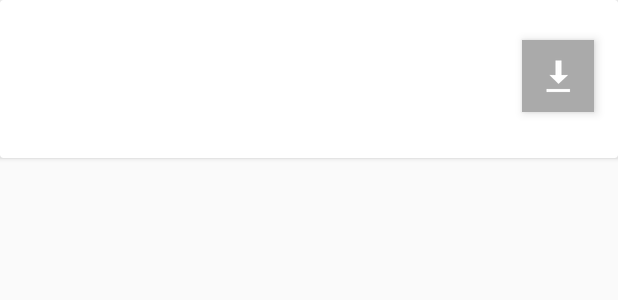
After one commit to saarthak08/Movies-Index, an Android app: the layout torrent_list_items_layout.xml on its own in the app's theme, with its tools: preview values and no code run, on a phone screen of 412 x 824 dp. The commit adds this screen. Shown: the top 300 px of the screen. Run offline under Robolectric (Android 15) with nearby library versions, the phone set to English and light mode, and no system bars; network calls fail.

Commit message:
improve torrent list layout

```diff
--- a/app/src/main/AndroidManifest.xml
+++ b/app/src/main/AndroidManifest.xml
@@ -41,7 +41,7 @@
             android:label="@string/title_activity_movies_info"
             android:theme="@style/AppTheme" />
 
-        <service android:name=".utils.TorrentDownloaderService" />
+        <service android:name=".service.TorrentDownloaderService" />
 
     </application>
 
--- a/app/src/main/java/com/sg/moviesindex/adapter/ReviewsAdapter.java
+++ b/app/src/main/java/com/sg/moviesindex/adapter/ReviewsAdapter.java
@@ -1,6 +1,7 @@
 package com.sg.moviesindex.adapter;
 
 import android.content.Context;
+import android.text.SpannableStringBuilder;
 import android.view.LayoutInflater;
 import android.view.ViewGroup;
 
--- a/app/src/main/java/com/sg/moviesindex/utils/TorrentDownloaderService.java
+++ b/app/src/main/java/com/sg/moviesindex/service/TorrentDownloaderService.java
@@ -1,4 +1,4 @@
-package com.sg.moviesindex.utils;
+package com.sg.moviesindex.service;
 
 import android.app.IntentService;
 import android.app.NotificationChannel;
@@ -23,7 +23,6 @@ import androidx.localbroadcastmanager.content.LocalBroadcastManager;
 
 import com.sg.moviesindex.R;
 import com.sg.moviesindex.model.yts.Torrent;
-import com.sg.moviesindex.service.TorrentFetcherService;
 import com.sg.moviesindex.service.network.RetrofitInstance;
 import com.sg.moviesindex.view.MoviesInfo;
 
--- a/app/src/main/java/com/sg/moviesindex/view/MoviesInfo.java
+++ b/app/src/main/java/com/sg/moviesindex/view/MoviesInfo.java
@@ -9,7 +9,6 @@ import android.content.pm.PackageManager;
 import android.net.Uri;
 import android.os.Bundle;
 import android.provider.Settings;
-import android.util.Log;
 import android.view.View;
 import android.widget.Toast;
 
@@ -43,7 +42,7 @@ import com.sg.moviesindex.service.network.MovieDataService;
 import com.sg.moviesindex.service.network.RetrofitInstance;
 import com.sg.moviesindex.utils.PaginationScrollListener;
 import com.sg.moviesindex.service.TorrentFetcherService;
-import com.sg.moviesindex.utils.TorrentDownloaderService;
+import com.sg.moviesindex.service.TorrentDownloaderService;
 import com.sg.moviesindex.viewmodel.MainViewModel;
 import com.varunest.sparkbutton.SparkButton;
 
--- /dev/null
+++ b/app/src/main/res/layout/torrent_list_items_layout.xml
@@ -0,0 +1,121 @@
+<?xml version="1.0" encoding="utf-8"?>
+<layout xmlns:tools="http://schemas.android.com/tools"
+    xmlns:android="http://schemas.android.com/apk/res/android"
+    xmlns:bind="http://schemas.android.com/apk/res-auto"
+    xmlns:app="http://schemas.android.com/apk/res-auto">
+
+    <data>
+        <variable
+            name="stringBuilder"
+            type="android.text.SpannableStringBuilder" />
+        <variable
+            name="torrent"
+            type="com.sg.moviesindex.model.yts.Torrent">
+        </variable>
+    </data>
+
+    <androidx.cardview.widget.CardView
+        android:layout_marginBottom="1sp"
+        android:layout_width="match_parent"
+        android:layout_height="wrap_content">
+
+        <androidx.constraintlayout.widget.ConstraintLayout
+            android:layout_width="match_parent"
+            android:layout_height="match_parent">
+
+            <TextView
+                android:id="@+id/tvQuality"
+                android:layout_width="match_parent"
+                android:layout_height="wrap_content"
+                android:layout_marginStart="8dp"
+                android:layout_marginLeft="8dp"
+                android:layout_marginTop="4dp"
+                bind:boldText="@{`Quality: `}"
+                bind:normalText="@{torrent.getQuality().toString()}"
+                android:textSize="16sp"
+                app:layout_constraintBottom_toTopOf="@+id/tvSize"
+                app:layout_constraintStart_toStartOf="parent"
+                app:layout_constraintTop_toTopOf="parent" />
+
+            <TextView
+                android:id="@+id/tvSize"
+                android:layout_width="match_parent"
+                android:layout_height="wrap_content"
+                android:layout_marginStart="8dp"
+                android:layout_marginLeft="8dp"
+                android:layout_marginTop="4dp"
+                bind:boldText="@{`Size: `}"
+                bind:normalText="@{torrent.getSize().toString()}"
+                android:textSize="16sp"
+                app:layout_constraintBottom_toTopOf="@+id/tvType"
+                app:layout_constraintStart_toStartOf="parent"
+                app:layout_constraintTop_toBottomOf="@id/tvQuality" />
+
+            <TextView
+                android:id="@+id/tvType"
+                android:layout_width="match_parent"
+                android:layout_height="wrap_content"
+                android:layout_marginStart="8dp"
+                android:layout_marginLeft="8dp"
+                android:layout_marginTop="4dp"
+                bind:boldText="@{`Type: `}"
+                bind:normalText="@{torrent.getType().toString()}"
+                android:textSize="16sp"
+                app:layout_constraintBottom_toTopOf="@+id/tvLLSP"
+                app:layout_constraintStart_toStartOf="parent"
+                app:layout_constraintTop_toBottomOf="@+id/tvSize" />
+
+            <LinearLayout
+                android:id="@+id/tvLLSP"
+                android:layout_width="match_parent"
+                android:layout_height="wrap_content"
+                android:layout_marginStart="8dp"
+                android:layout_marginLeft="8dp"
+                android:layout_marginTop="4dp"
+                android:layout_marginBottom="4dp"
+                android:orientation="horizontal"
+                app:layout_constraintBottom_toBottomOf="parent"
+                app:layout_constraintEnd_toEndOf="parent"
+                app:layout_constraintStart_toStartOf="parent"
+                app:layout_constraintTop_toBottomOf="@+id/tvType">
+
+                <TextView
+                    android:id="@+id/tvSeeds"
+                    android:layout_width="wrap_content"
+                    android:layout_height="wrap_content"
+                    android:textSize="14sp"
+                    android:layout_weight="1"
+                    bind:boldText="@{`Seeds: `}"
+                    bind:normalText="@{torrent.getSeeds().toString()}" />
+
+                <TextView
+                    android:id="@+id/tvPeers"
+                    android:layout_width="wrap_content"
+                    android:layout_height="wrap_content"
+                    android:textSize="14sp"
+                    android:layout_weight="1"
+                    bind:boldText="@{`Peers: `}"
+                    bind:normalText="@{torrent.getPeers().toString()}" />
+
+            </LinearLayout>
+
+            <ImageButton
+                android:id="@+id/ivDownloadButton"
+                android:layout_width="48dp"
+                android:layout_height="48dp"
+                android:layout_marginEnd="16dp"
+                android:elevation="4dp"
+                android:layout_marginRight="16dp"
+                android:background="@android:color/darker_gray"
+                android:contentDescription="@string/download"
+                app:layout_constraintBottom_toBottomOf="parent"
+                app:layout_constraintEnd_toEndOf="parent"
+                app:layout_constraintTop_toTopOf="parent"
+                app:layout_constraintVertical_bias="0.463"
+                app:srcCompat="@android:drawable/stat_sys_download_done"
+                tools:targetApi="lollipop" />
+
+
+        </androidx.constraintlayout.widget.ConstraintLayout>
+    </androidx.cardview.widget.CardView>
+</layout>
--- a/app/src/main/res/values/strings.xml
+++ b/app/src/main/res/values/strings.xml
@@ -15,5 +15,9 @@
     <string name="now_playing">Now Playing</string>
     <string name="genres">Filter By Genres</string>
     <string name="search_any_movie">Search Any Movie</string>
+    <string name="download">Download</string>
+
+
+
 
 </resources>
```
Also changed, not shown: app/src/main/java/com/sg/moviesindex/adapter/TorrentsListItemAdapter.java (added, +91 -0 lines), app/src/main/java/com/sg/moviesindex/service/TorrentFetcherService.java (+7 -21 lines).
